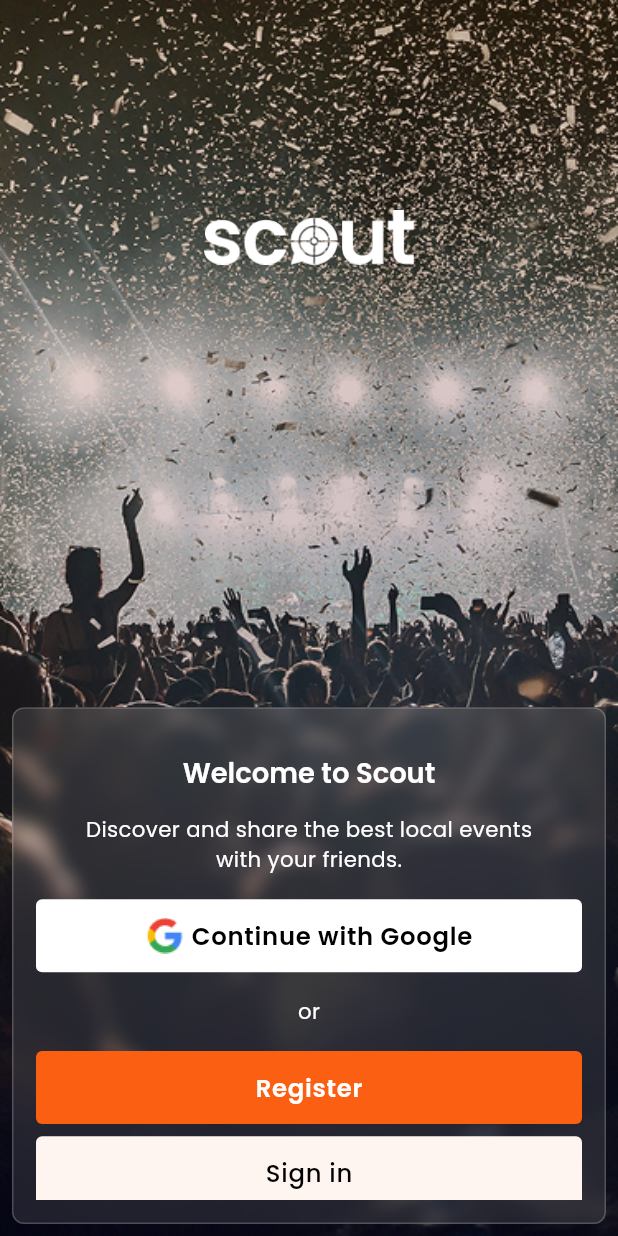
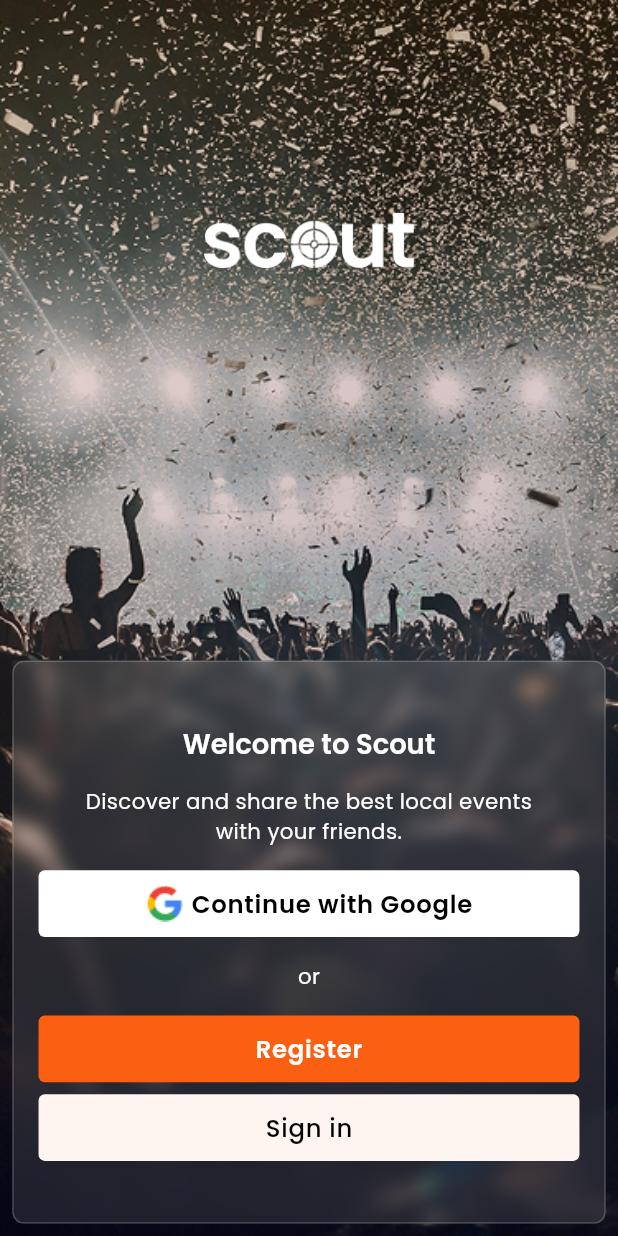
Before and after one commit to backbencherstudio/scout_flutter_app, a Flutter app: the screen it shows after launch, on a phone screen of 412 x 824 dp. Run offline on Flutter 3.47's test engine with Material 3 defaults, Android fonts, the phone set to English and light mode, and no system bars; our stand-ins replace dotted_border, flutter_screenutil, google_fonts, permission_handler.

Commit message:
Glass efect re-designed

```diff
--- a/lib/main.dart
+++ b/lib/main.dart
@@ -22,9 +22,9 @@ void main() async {
 
   // Set device orientation to portrait
   await SystemChrome.setPreferredOrientations([DeviceOrientation.portraitUp]);
-
+  SystemChrome.setEnabledSystemUIMode(SystemUiMode.edgeToEdge);
   // Ensure ScreenUtil is ready
-  // await ScreenUtil.ensureScreenSize();
+   await ScreenUtil.ensureScreenSize();
 
   runApp(
     MyApp(),
--- a/lib/view/Login_Screen/GlassBox.dart
+++ b/lib/view/Login_Screen/GlassBox.dart
@@ -11,12 +11,11 @@ class Glassbox extends StatelessWidget {
 
   @override
   Widget build(BuildContext context) {
-    return ClipRRect(
-      child: Container(
-        child: Stack(
+    return Stack(
       children: [
         //blurr effects
-            BackdropFilter(
+        ClipRRect(
+          child: BackdropFilter(
             filter: ImageFilter.blur(
               sigmaX: 6.0,
               sigmaY: 6.0,
@@ -36,20 +35,23 @@ class Glassbox extends StatelessWidget {
                   )),
             ),
           ),
+        ),
 
         //bhitorer jinishpatti
-            Padding(
-              padding: EdgeInsets.only(left: 16, right: 16, bottom: 16),
-              child: SingleChildScrollView(
+        Container(
+          // width: double.infinity,
+          // height: double.infinity,
+          padding: EdgeInsets.only(left: 16.w, right: 16.w, bottom: 16.h),
           child: Column(
             crossAxisAlignment: CrossAxisAlignment.center,
-                  mainAxisSize: MainAxisSize.min,
             children: [
-                    SizedBox(
-                      height: 32.h,
+              Expanded(
+                child: SizedBox(
+              //    height: 28.h,
+                ),
               ),
               //---------------------------------welcome to scout---------------------------------
-                    Center(
+              Flexible(
                   child: Text(
                 "Welcome to Scout",
                 style: Theme.of(context).textTheme.titleLarge?.copyWith(
@@ -61,27 +63,25 @@ class Glassbox extends StatelessWidget {
                 height: 16.h,
               ),
               //-----------------------------------discover text-----------------------------
-                    Center(
+              Flexible(
                 child: Text(
-                      "Discover and share the best local events",
+                  "Discover and share the best local events\nwith your friends.",
                   style: Theme.of(context).textTheme.bodyMedium?.copyWith(
                         color: Color(0xFFFFFFFF),
                         fontWeight: FontWeight.w400,
                       ),
-                    )),
-                    Center(
-                        child: Text(
-                      "with your friends.",
-                      style: Theme.of(context).textTheme.bodyMedium?.copyWith(
-                            color: Color(0xFFFFFFFF),
-                            fontWeight: FontWeight.w400,
+                  textAlign: TextAlign.center,
+                  maxLines: 2,
+                  softWrap: true,
                 ),
-                    )),
+              ),
+
               SizedBox(
                 height: 16.h,
               ),
               //-----------------------login buttons-------------------------------------------------------
-                    Mybuttons(
+              Flexible(
+                child: Mybuttons(
                   ontap: () {},
                   text: " Continue with Google",
                   color: Color(0xFFFFFFFF),
@@ -89,6 +89,8 @@ class Glassbox extends StatelessWidget {
                   fontWeight: FontWeight.w600,
                   img: "assets/login/google.png",
                 ),
+              ),
+
               SizedBox(
                 height: 16.h,
               ),
@@ -104,7 +106,8 @@ class Glassbox extends StatelessWidget {
                 height: 16.h,
               ),
 
-                    Mybuttons(
+              Flexible(
+                child: Mybuttons(
                   ontap: () {
                     Navigator.pushNamed(context, RouteName.Signup);
                   },
@@ -113,23 +116,23 @@ class Glassbox extends StatelessWidget {
                   fontColor: Color(0xFFFFFFFF),
                   fontWeight: FontWeight.w600,
                 ),
+              ),
 
               SizedBox(
                 height: 8.h,
               ),
-                    Mybuttons(
+              Flexible(
+                child: Mybuttons(
                     ontap: () {},
                     text: "Sign in",
                     color: Color(0xFFFFF5F0),
                     fontColor: Color(0xFF000000),
                     fontWeight: FontWeight.w500),
-                  ],
-                ),
-              ),
               ),
             ],
           ),
         ),
+      ],
     );
   }
 }
--- a/lib/view/Login_Screen/login_Screen.dart
+++ b/lib/view/Login_Screen/login_Screen.dart
@@ -8,19 +8,18 @@ class LoginScreen extends StatelessWidget {
   @override
   Widget build(BuildContext context) {
     return Scaffold(
-      body: Container(
-        decoration: BoxDecoration(
-          image: DecorationImage(
-            image: AssetImage("assets/login/loginpic.png"),
-            fit: BoxFit.cover,
-          ),
-        ),
-        child: Padding(
-          padding: EdgeInsets.only(left: 8, right: 8, bottom: 8),
-          child: Column(
+      body: Stack(
+        fit: StackFit.expand,
+        children: [
+          Image.asset("assets/login/loginpic.png",
+              width: double.infinity,
+            height: double.infinity,
+              fit: BoxFit.cover,),
+
+          Column(
             children: [
               SizedBox(
-                height: 140,
+                height: 140.h,
               ),
               Center(
                 child: Image.asset(
@@ -30,12 +29,15 @@ class LoginScreen extends StatelessWidget {
                 ),
               ),
               SizedBox(
-                height: 295,
+                height: 250.h,
               ),
-              Expanded(child: Glassbox()),
+              Expanded(child: Padding(
+                padding:  EdgeInsets.all(8.0.r),
+                child: Glassbox(),
+              ),),
             ],
           ),
-        ),
+        ],
       ),
     );
   }
--- a/lib/view/home_screen/home_screen.dart
+++ b/lib/view/home_screen/home_screen.dart
@@ -21,23 +21,12 @@ class _HomeScreenState extends State<HomeScreen> {
   void initState() {
     WidgetsBinding.instance.addPostFrameCallback((_) async  {
       context.read<HomeScreenProvider>().getEvent();
-      await _requestLocationPermission();
+      context.read<HomeScreenProvider>().requestLocationPermission();
     });
     super.initState();
   }
 
-  Future<void> _requestLocationPermission() async {
-    PermissionStatus status = await Permission.location.request();
 
-    if (status.isGranted) {
-      print("Location permission granted");
-    } else if (status.isDenied) {
-      print("Location permission denied");
-    } else if (status.isPermanentlyDenied) {
-      print("Location permission permanently denied. Open app settings.");
-      openAppSettings(); // Opens app settings for manual permission change
-    }
-  }
 
   Widget categoryContainer({
     required BuildContext context,
--- a/lib/view/splash_Screen/Splash_Screen.dart
+++ b/lib/view/splash_Screen/Splash_Screen.dart
@@ -1,5 +1,6 @@
 import 'package:flutter/material.dart';
 import 'package:flutter/services.dart';
+import 'package:scout_app/utils/route_name.dart';
 import 'package:scout_app/view/Login_Screen/login_Screen.dart';
 
 class SplashScreen extends StatefulWidget {
@@ -10,41 +11,30 @@ class SplashScreen extends StatefulWidget {
 }
 
 class _SplashScreenState extends State<SplashScreen>
-    with SingleTickerProviderStateMixin {
+  //  with SingleTickerProviderStateMixin
+{
   @override
   void initState() {
     super.initState();
-    SystemChrome.setEnabledSystemUIMode(SystemUiMode.edgeToEdge);
-    Future.delayed(Duration(milliseconds: 500), () {
-      Navigator.pushReplacement(
-        context,
-        MaterialPageRoute(
-          builder: (context) => LoginScreen(),
-        ),
-      );
+    //SystemChrome.setEnabledSystemUIMode(SystemUiMode.edgeToEdge);
+    Future.delayed(Duration(milliseconds: 1000), () {
+      Navigator.pushReplacementNamed(context, RouteName.loginScreen);
     });
   }
 
-  @override
-  void dispose() {
-    SystemChrome.setEnabledSystemUIMode(SystemUiMode.manual,
-        overlays: SystemUiOverlay.values);
-    super.dispose();
-  }
+
 
   @override
   Widget build(BuildContext context) {
     return Scaffold(
       backgroundColor: Color(0xFFFFFFFF),
-      body: Container(
-          width: double.infinity,
-          child: Center(
-            child: Image.asset(
-              'assets/splash/logo.png',
-              width: 80,
-              height: 80,
-            ),
-          )),
+      body: Center(
+        child: Image.asset(
+          'assets/splash/logo.png',
+          width: 80,
+          height: 80,
+        ),
+      ),
     );
   }
 }
--- a/lib/view_model/homeScreenProvider.dart
+++ b/lib/view_model/homeScreenProvider.dart
@@ -1,4 +1,5 @@
 import 'package:flutter/material.dart';
+import 'package:permission_handler/permission_handler.dart';
 import 'package:scout_app/model/event_model.dart';
 
 class HomeScreenProvider with ChangeNotifier{
@@ -106,4 +107,17 @@ class HomeScreenProvider with ChangeNotifier{
     notifyListeners();
   }
 
+  Future<void> requestLocationPermission() async {
+    PermissionStatus status = await Permission.location.request();
+
+    if (status.isGranted) {
+      print("Location permission granted");
+    } else if (status.isDenied) {
+      print("Location permission denied");
+    } else if (status.isPermanentlyDenied) {
+      print("Location permission permanently denied. Open app settings.");
+      openAppSettings(); // Opens app settings for manual permission change
+    }
+  }
+
 }
```
Lines whose indentation alone changed are shown as unchanged.
